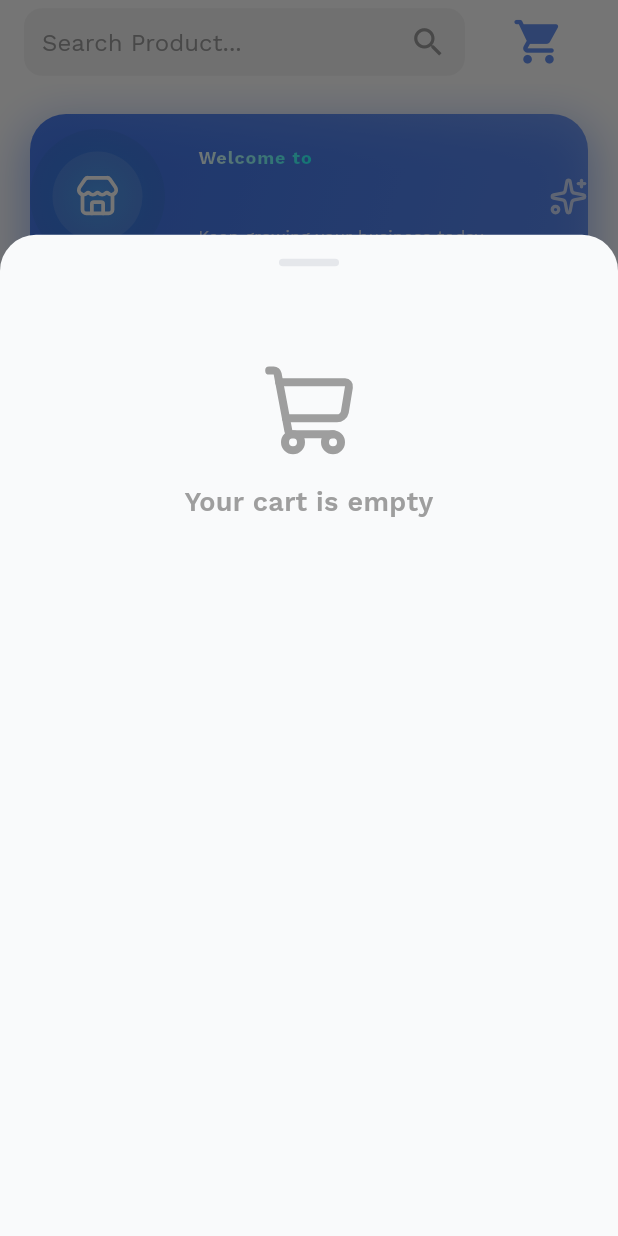
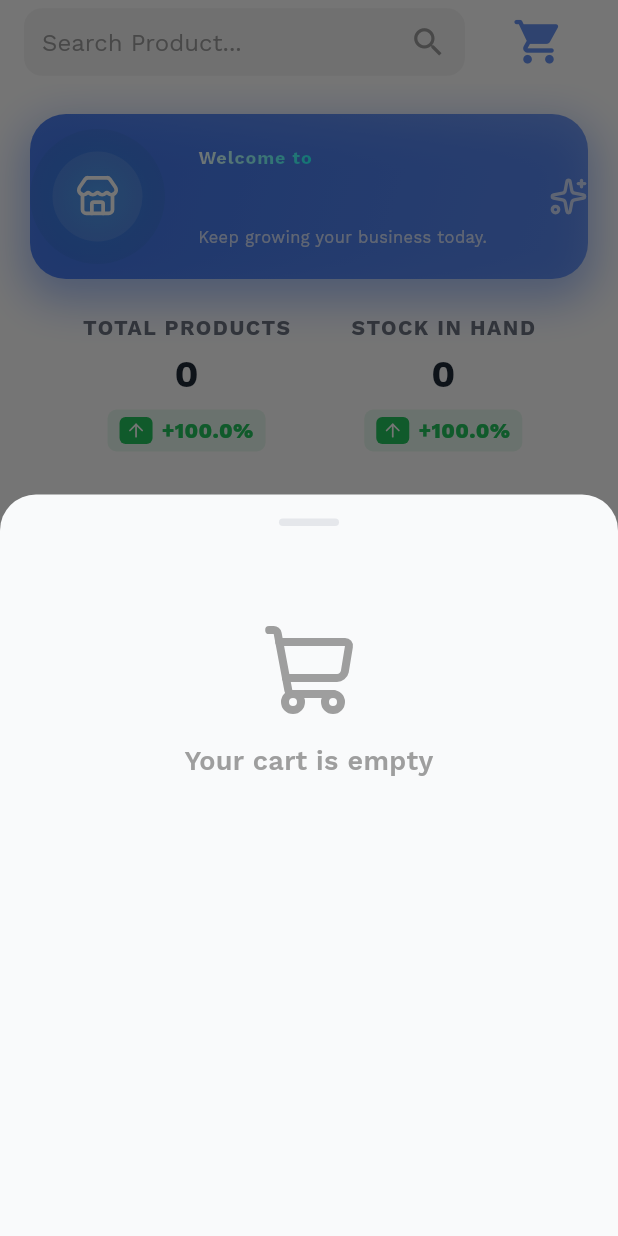
Before and after one commit to curib123/pocket_pos, a Flutter app: the DashboardScreen screen opened directly, after a tap on the "shopping cart" icon, on a phone screen of 412 x 824 dp. Run offline on Flutter 3.47's test engine with Material 3 defaults, Android fonts, the phone set to English and light mode, and no system bars; our stand-ins replace animate_do, flutter_phoenix, flutter_secure_storage, flutter_slidable, google_fonts, hive and 5 more; accounts and stored records are empty; network calls fail.

Commit message:
fix bugs and Enhance  Ui

```diff
--- a/lib/View/Components/Modal/CartSelectionModal.dart
+++ b/lib/View/Components/Modal/CartSelectionModal.dart
@@ -14,32 +14,32 @@ class CartSelectionModal {
     showModalBottomSheet(
       context: context,
       isScrollControlled: true,
-      backgroundColor: AppColor.background,
-      shape: const RoundedRectangleBorder(
-        borderRadius: BorderRadius.vertical(top: Radius.circular(24)),
-      ),
+      backgroundColor: Colors.transparent,
       builder: (context) {
-        final size = MediaQuery.of(context).size;
-        final isPortrait = size.height > size.width;
-
-        // Increase height factors for taller modal
-        final baseHeightFactor = size.width < 600 ? 0.76 : 0.57;
-        final adjustedFactor = isPortrait ? baseHeightFactor + 0.05 : baseHeightFactor;
-
-        return FractionallySizedBox(
-          heightFactor: adjustedFactor.clamp(0.5, 1.0),
-          child: Padding(
-            padding: EdgeInsets.only(bottom: MediaQuery.of(context).viewInsets.bottom),
-            child: _CartSelectionContent(),
-          ),
+        return DraggableScrollableSheet(
+          initialChildSize: 0.6,
+          minChildSize: 0.4,
+          maxChildSize: 0.8,
+          expand: false,
+          builder: (context, scrollController) {
+            return Container(
+              decoration: const BoxDecoration(
+                color: AppColor.background,
+                borderRadius: BorderRadius.vertical(top: Radius.circular(24)),
+              ),
+              child: _CartSelectionContent(scrollController: scrollController), // ✅ THIS IS REQUIRED
+            );
+          },
         );
       },
     );
   }
 }
 
+
 class _CartSelectionContent extends StatefulWidget {
-  const _CartSelectionContent({super.key});
+  final ScrollController scrollController;
+  const _CartSelectionContent({super.key, required this.scrollController});
 
   @override
   State<_CartSelectionContent> createState() => _CartSelectionContentState();
@@ -100,6 +100,7 @@ class _CartSelectionContentState extends State<_CartSelectionContent> {
           top: 16,
         ),
         child: SingleChildScrollView(
+          controller: widget.scrollController,
           child: Column(
             crossAxisAlignment: CrossAxisAlignment.stretch,
             children: [
@@ -148,7 +149,6 @@ class _CartSelectionContentState extends State<_CartSelectionContent> {
                   icon: LucideIcons.checkCircle2,
                   color: AppColor.textPrimary,
                   onPressed: () {
-
                     CartPaymentDialog.show(
                       context,
                       quantities: quantities,
@@ -219,14 +219,14 @@ class _CartSelectionContentState extends State<_CartSelectionContent> {
                   ),
                   child: Text(
                     "${currencyFormat.format(product.retailPrice)} / ${product.unit}",
-                    style: const TextStyle(color: Colors.white, fontWeight: FontWeight.w600,fontSize: 13),
+                    style: const TextStyle(color: Colors.white, fontWeight: FontWeight.w600, fontSize: 13),
                   ),
                 ),
-              ), Positioned(
+              ),
+              Positioned(
                 top: 0,
                 right: 0,
-                child:  // Delete Button
-                IconButton(
+                child: IconButton(
                   icon: Icon(LucideIcons.trash2, color: AppColor.error),
                   onPressed: () {
                     setState(() {
@@ -247,22 +247,18 @@ class _CartSelectionContentState extends State<_CartSelectionContent> {
               children: [
                 Row(
                   children: [
-                    // Product Name with ellipsis
                     Expanded(
                       child: Text(
                         product.name,
                         maxLines: 1,
-                        overflow: TextOverflow.ellipsis, // ✅ Correct place
+                        overflow: TextOverflow.ellipsis,
                         style: const TextStyle(
                           fontSize: 18,
                           fontWeight: FontWeight.bold,
                         ),
                       ),
                     ),
-
                     const SizedBox(width: 8),
-
-                    // Qty/Kilo Switch
                     Row(
                       children: [
                         _buildChoiceChip(product.id, "Quantity", 0),
@@ -270,19 +266,14 @@ class _CartSelectionContentState extends State<_CartSelectionContent> {
                         _buildChoiceChip(product.id, "Kilo", 1),
                       ],
                     ),
-
-                    const SizedBox(width: 8),
-
-
                   ],
                 ),
-
                 selectedMode == 0
                     ? Row(
                   mainAxisAlignment: MainAxisAlignment.center,
                   children: [
                     IconButton(
-                      icon: Icon(Icons.remove_circle_outline, color: AppColor.errorText,size: 25,),
+                      icon: Icon(Icons.remove_circle_outline, color: AppColor.errorText, size: 25),
                       onPressed: () {
                         setState(() {
                           final current = quantities[product.id] ?? 1;
@@ -295,7 +286,7 @@ class _CartSelectionContentState extends State<_CartSelectionContent> {
                       style: const TextStyle(fontSize: 20, fontWeight: FontWeight.w700),
                     ),
                     IconButton(
-                      icon: Icon(Icons.add_circle_outline, color: AppColor.primary,size: 25,),
+                      icon: Icon(Icons.add_circle_outline, color: AppColor.primary, size: 25),
                       onPressed: () {
                         setState(() {
                           final current = quantities[product.id] ?? 1;
@@ -322,7 +313,6 @@ class _CartSelectionContentState extends State<_CartSelectionContent> {
                   onChanged: (_) => setState(() {}),
                 ),
                 const SizedBox(height: 0),
-                // Subtotal Display
                 Builder(
                   builder: (context) {
                     final quantity = selectedMode == 1
@@ -388,8 +378,6 @@ class _CartSelectionContentState extends State<_CartSelectionContent> {
     );
   }
 
-
-
   Widget _buildDragHandle() {
     return Center(
       child: Container(
--- a/lib/View/Screens/Navigation/dashboard_screen.dart
+++ b/lib/View/Screens/Navigation/dashboard_screen.dart
@@ -12,6 +12,7 @@ import 'package:paninda/View/Screens/Navigation/DashboardWidget/LeastSellingProd
 import 'package:paninda/View/Screens/Navigation/DashboardWidget/LowStockProduct.dart';
 import 'package:paninda/View/Screens/Navigation/DashboardWidget/ProductProfitDropdown.dart';
 import 'package:paninda/View/Screens/Navigation/DashboardWidget/TopSellingDropdown.dart';
+import 'package:paninda/View/Screens/Navigation/ReceiptHistoryScreen.dart';
 import 'package:paninda/View_Model/AuthPaymentProvider.dart';
 import 'package:paninda/View_Model/CurrencyProvider.dart';
 import 'package:paninda/View_Model/LoanPersonProvider.dart';
@@ -81,7 +82,9 @@ class _DashboardScreenState extends State<DashboardScreen> {
   Widget build(BuildContext context) {
     final provider = Provider.of<ProductProvider>(context);
 
-    return Scaffold(
+    return Stack(
+      children:[
+        Scaffold(
         appBar: ScalableAppBar(),
         body: SafeArea(
           child: SingleChildScrollView(
@@ -133,6 +136,41 @@ class _DashboardScreenState extends State<DashboardScreen> {
             ),
           ),
         ),
+      ),
+        Positioned(
+          bottom: 10,
+          right: 15,
+          child: Material(
+            color: Colors.transparent,
+            shape: const CircleBorder(),
+            elevation: 6,
+            child: InkWell(
+              onTap: () {
+                 Navigator.push(context, MaterialPageRoute(builder: (_) => const ReceiptHistoryScreen()));
+              },
+              customBorder: const CircleBorder(),
+              splashColor: Colors.white24,
+              highlightColor: Colors.white10,
+              child: Container(
+                width: 50,
+                height: 50,
+                decoration: const BoxDecoration(
+                  color: AppColor.primary,
+                  shape: BoxShape.circle,
+                ),
+                child: const Center(
+                  child: Icon(
+                    LucideIcons.receipt,
+                    color: Colors.white,
+                    size: 20,
+                  ),
+                ),
+              ),
+            ),
+          ),
+        )
+        ,
+      ],
     );
   }
 
--- a/lib/main.dart
+++ b/lib/main.dart
@@ -37,6 +37,7 @@ Future<void> main() async {
   await Hive.openBox('snapshot');
   await Hive.openBox('checkout_profits');
   await Hive.openBox('settings_currency');
+  await Hive.openBox<Map>('receipts');
 
   const supabaseUrl = 'https://ftqrtildlcgfmfqczwle.supabase.co';
   const supabaseKey = 'eyJhbGciOiJIUzI1NiIsInR5cCI6IkpXVCJ9.eyJpc3MiOiJzdXBhYmFzZSIsInJlZiI6ImZ0cXJ0aWxkbGNnZm1mcWN6d2xlIiwicm9sZSI6ImFub24iLCJpYXQiOjE3NTE2ODU0MDIsImV4cCI6MjA2NzI2MTQwMn0.Q3I5PojjIcH4MoOQHA98BQG28HY_EatpMcElc_iXP-s';
```
Also changed, not shown: lib/View/Components/HelperClass/ReceiptHelper.dart (added, +123 -0 lines), lib/View/Components/Modal/add_product_modal.dart (+47 -56 lines), lib/View/Screens/Navigation/ReceiptHistoryScreen.dart (added, +319 -0 lines), lib/View_Model/ProductProvider.dart (+19 -2 lines). Lines whose indentation alone changed are shown as unchanged.
